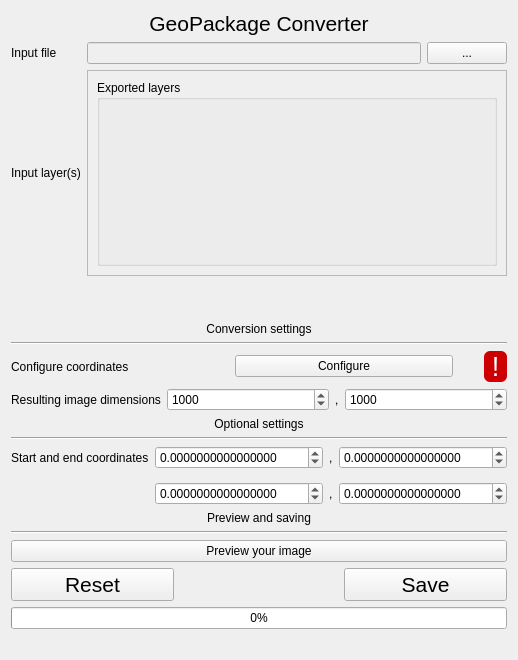
Before: the Qt Designer form geopackagewindow.ui in vikipedia48/Lara, drawn with Qt 5.
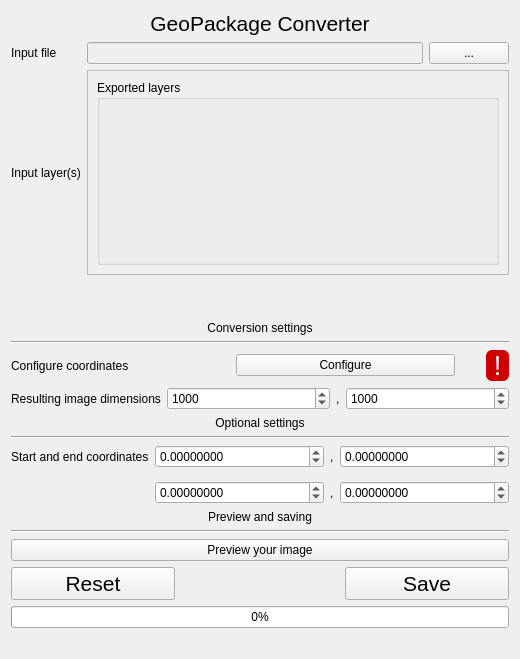
After: the same form once the commit is applied.

Patch:
```diff
--- a/geopackagewindow.ui
+++ b/geopackagewindow.ui
@@ -6,8 +6,8 @@
    <rect>
     <x>0</x>
     <y>0</y>
-    <width>518</width>
-    <height>660</height>
+    <width>520</width>
+    <height>659</height>
    </rect>
   </property>
   <property name="windowTitle">
@@ -85,8 +85,8 @@
          <rect>
           <x>0</x>
           <y>0</y>
-          <width>421</width>
-          <height>153</height>
+          <width>423</width>
+          <height>152</height>
          </rect>
         </property>
         <layout class="QVBoxLayout" name="verticalLayout_3">
@@ -310,7 +310,7 @@
           </sizepolicy>
          </property>
          <property name="decimals">
-          <number>16</number>
+          <number>8</number>
          </property>
          <property name="minimum">
           <double>-100000000.000000000000000</double>
@@ -336,7 +336,7 @@
           </sizepolicy>
          </property>
          <property name="decimals">
-          <number>16</number>
+          <number>8</number>
          </property>
          <property name="minimum">
           <double>-100000000.000000000000000</double>
@@ -359,7 +359,7 @@
           </sizepolicy>
          </property>
          <property name="decimals">
-          <number>16</number>
+          <number>8</number>
          </property>
          <property name="minimum">
           <double>-100000000.000000000000000</double>
@@ -385,7 +385,7 @@
           </sizepolicy>
          </property>
          <property name="decimals">
-          <number>16</number>
+          <number>8</number>
          </property>
          <property name="minimum">
           <double>-100000000.000000000000000</double>
```
